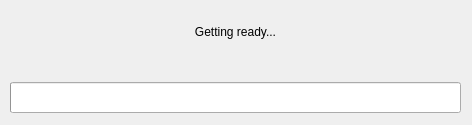
This is UI/progressForm.ui in Owen-Splat/LAS-Randomizer as Qt 5 draws it before an edit. The edited form follows.
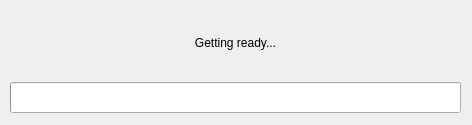
This is the edited form.

The edit to the form file:
```diff
--- a/UI/progressForm.ui
+++ b/UI/progressForm.ui
@@ -49,9 +49,9 @@
     <property name="geometry">
      <rect>
       <x>10</x>
-      <y>20</y>
+      <y>12</y>
       <width>451</width>
-      <height>23</height>
+      <height>61</height>
      </rect>
     </property>
     <property name="text">
```
Left out of the diff: 16 changed lines with no effect on the pictures.
